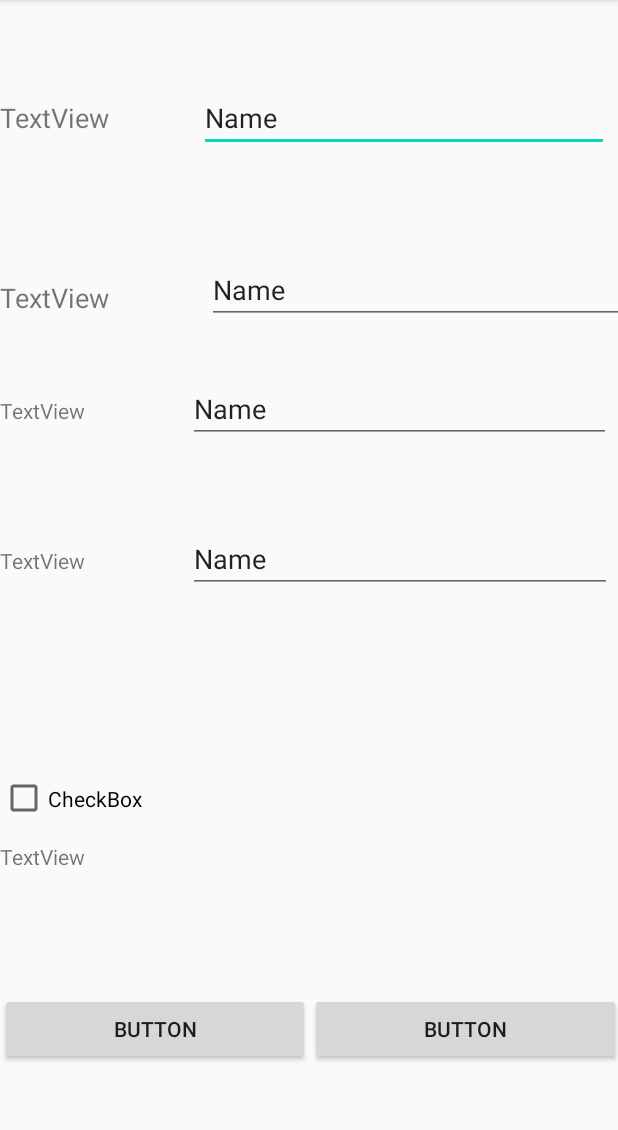
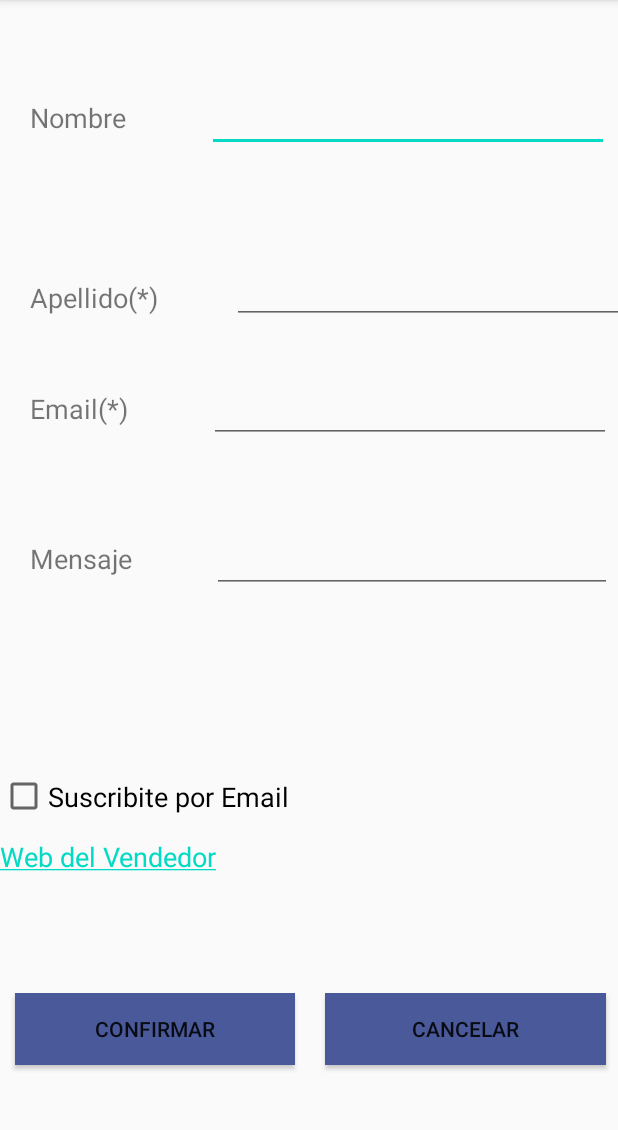
Before and after one commit to RakMont/guia4_suma_form, an Android app: the FormularioActivity screen opened directly, with no data from a screen before it, on a phone screen of 412 x 824 dp, the part 84-1214 px from its top. Run offline under Robolectric (Android 15) with nearby library versions, the phone set to English and light mode, and no system bars.

Commit message:
created form

```diff
--- a/app/src/main/res/layout/activity_formulario.xml
+++ b/app/src/main/res/layout/activity_formulario.xml
@@ -14,14 +14,17 @@
         app:layout_constraintBottom_toBottomOf="parent"
         app:layout_constraintTop_toTopOf="parent"
         app:layout_constraintVertical_bias="0.079"
-        tools:layout_editor_absoluteX="5dp">
+        tools:layout_editor_absoluteX="5dp"
+        android:layout_marginStart="20dp"
+        >
 
         <TextView
+            android:layout_marginStart="20dp"
             android:id="@+id/textView2"
             android:layout_width="wrap_content"
             android:layout_height="wrap_content"
             android:layout_weight="1"
-            android:text="TextView"
+            android:text="@string/txt_nombre"
             android:textSize="18sp" />
 
         <EditText
@@ -31,7 +34,7 @@
             android:layout_weight="1"
             android:ems="10"
             android:inputType="textPersonName"
-            android:text="Name" />
+            android:text="@string/name" />
 
     </LinearLayout>
 
@@ -43,15 +46,19 @@
         app:layout_constraintBottom_toBottomOf="parent"
         app:layout_constraintTop_toTopOf="@+id/linearLayout2"
         app:layout_constraintVertical_bias="0.179"
-        tools:layout_editor_absoluteX="-3dp">
+        tools:layout_editor_absoluteX="-3dp"
+        android:layout_marginStart="20dp"
+        >
 
         <TextView
             android:id="@+id/textView3"
             android:layout_width="wrap_content"
             android:layout_height="wrap_content"
             android:layout_weight="1"
-            android:text="TextView"
-            android:textSize="18sp" />
+            android:text="@string/txt_apellido"
+            android:textSize="18sp"
+            android:layout_marginStart="20dp"
+            />
 
         <EditText
             android:id="@+id/editTextTextPersonName2"
@@ -60,13 +67,14 @@
             android:layout_weight="1"
             android:ems="10"
             android:inputType="textPersonName"
-            android:text="Name" />
+            android:text="@string/apellido" />
     </LinearLayout>
 
     <LinearLayout
         android:id="@+id/linearLayout4"
         android:layout_width="407dp"
         android:layout_height="69dp"
+        android:layout_marginStart="20dp"
         android:orientation="horizontal"
         app:layout_constraintBottom_toBottomOf="parent"
         app:layout_constraintTop_toTopOf="@+id/linearLayout3"
@@ -78,7 +86,10 @@
             android:layout_width="wrap_content"
             android:layout_height="wrap_content"
             android:layout_weight="1"
-            android:text="TextView" />
+            android:text="@string/txt_email"
+            android:textSize="18sp"
+            android:layout_marginStart="20dp"
+            />
 
         <EditText
             android:id="@+id/editTextTextPersonName3"
@@ -87,7 +98,7 @@
             android:layout_weight="1"
             android:ems="10"
             android:inputType="textPersonName"
-            android:text="Name" />
+            android:text="@string/email" />
     </LinearLayout>
 
     <LinearLayout
@@ -95,6 +106,7 @@
         android:layout_width="408dp"
         android:layout_height="99dp"
         android:orientation="horizontal"
+        android:layout_marginStart="20dp"
         app:layout_constraintBottom_toBottomOf="parent"
         app:layout_constraintTop_toBottomOf="@+id/linearLayout4"
         app:layout_constraintVertical_bias="0.088"
@@ -105,7 +117,10 @@
             android:layout_width="wrap_content"
             android:layout_height="wrap_content"
             android:layout_weight="1"
-            android:text="TextView" />
+            android:text="@string/txt_mensaje"
+            android:textSize="18sp"
+            android:layout_marginStart="20dp"
+            />
 
         <EditText
             android:id="@+id/editTextTextPersonName4"
@@ -113,8 +128,9 @@
             android:layout_height="wrap_content"
             android:layout_weight="1"
             android:ems="10"
+            android:height="30dp"
             android:inputType="textPersonName"
-            android:text="Name" />
+            android:text="@string/mensaje" />
     </LinearLayout>
 
     <LinearLayout
@@ -122,6 +138,7 @@
         android:layout_width="407dp"
         android:layout_height="104dp"
         android:orientation="vertical"
+        android:layout_marginStart="20dp"
         app:layout_constraintBottom_toBottomOf="parent"
         app:layout_constraintTop_toBottomOf="@+id/linearLayout5"
         app:layout_constraintVertical_bias="0.253"
@@ -132,14 +149,16 @@
             android:layout_width="wrap_content"
             android:layout_height="wrap_content"
             android:layout_weight="1"
-            android:text="CheckBox" />
+            android:text="@string/checkbox"
+            android:textSize="18sp"/>
 
         <TextView
             android:id="@+id/textView7"
             android:layout_width="match_parent"
             android:layout_height="wrap_content"
             android:layout_weight="1"
-            android:text="TextView" />
+            android:text="@string/web_url"
+            android:textSize="18sp"/>
 
 
     </LinearLayout>
@@ -148,6 +167,7 @@
         android:layout_width="414dp"
         android:layout_height="69dp"
         android:orientation="horizontal"
+        android:layout_marginStart="20dp"
         app:layout_constraintBottom_toBottomOf="parent"
         app:layout_constraintTop_toBottomOf="@+id/linearLayout6"
         app:layout_constraintVertical_bias="0.6"
@@ -158,13 +178,19 @@
             android:layout_width="wrap_content"
             android:layout_height="wrap_content"
             android:layout_weight="1"
-            android:text="Button" />
+            android:background="#49599a"
+            android:layout_marginLeft="10dp"
+            android:layout_marginRight="10dp"
+            android:text="@string/btn_confirmar" />
 
         <Button
             android:id="@+id/button2"
             android:layout_width="wrap_content"
             android:layout_height="wrap_content"
             android:layout_weight="1"
-            android:text="Button" />
+            android:background="#49599a"
+            android:layout_marginLeft="10dp"
+            android:layout_marginRight="10dp"
+            android:text="@string/btn_cancelar" />
     </LinearLayout>
 </androidx.constraintlayout.widget.ConstraintLayout>
--- a/app/src/main/res/values/strings.xml
+++ b/app/src/main/res/values/strings.xml
@@ -7,4 +7,16 @@
     <string name="numeroresultado">-</string>
     <string name="btn_form">Formulario</string>
     <string name="txtCredits">URL</string>
+    <string name="txt_nombre">Nombre</string>
+    <string name="name" />
+    <string name="txt_apellido">Apellido(*)</string>
+    <string name="apellido"></string>
+    <string name="txt_email">Email(*)</string>
+    <string name="email" />
+    <string name="txt_mensaje">Mensaje</string>
+    <string name="mensaje" />
+    <string name="checkbox">Suscribite por Email</string>
+    <string name="web_url"><a href="http://www.google.com">Web del Vendedor</a></string>
+    <string name="btn_confirmar">Confirmar</string>
+    <string name="btn_cancelar">Cancelar</string>
 </resources>
```
